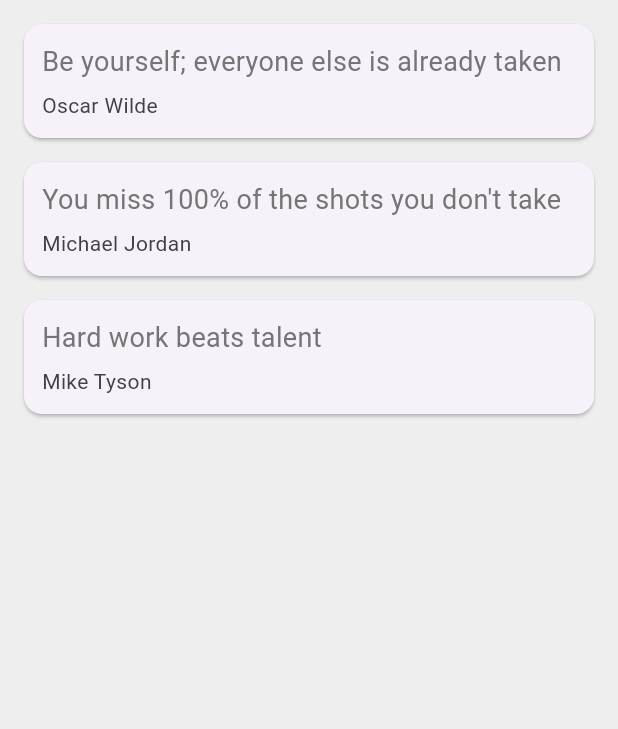
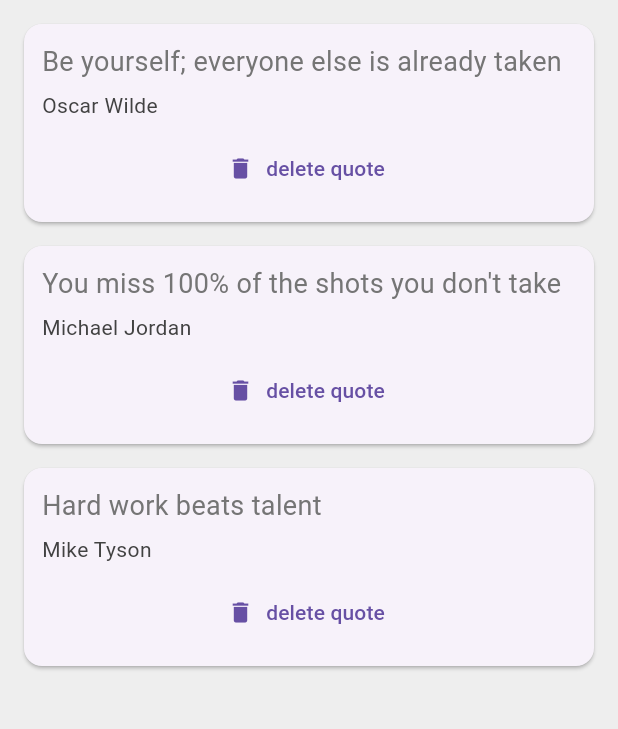
Before and after one commit to JakeG12345/quotes, a Flutter app: the screen it shows after launch, on a phone screen of 412 x 824 dp, the part 84-813 px from its top. Run offline on Flutter 3.47's test engine with Material 3 defaults, Android fonts, the phone set to English and light mode, and no system bars.

Commit message:
make quotes deletable

```diff
--- a/lib/main.dart
+++ b/lib/main.dart
@@ -36,7 +36,15 @@ class _QuoteListState extends State<QuoteList> {
           backgroundColor: Colors.redAccent,
         ),
         body: Column(
-          children: quotes.map((quote) => QuoteCard(quote: quote)).toList(),
+          children: quotes
+              .map((quote) => QuoteCard(
+                  quote: quote,
+                  delete: () {
+                    setState(() {
+                      quotes.remove(quote);
+                    });
+                  }))
+              .toList(),
         ));
   }
 }
--- a/lib/quote_card.dart
+++ b/lib/quote_card.dart
@@ -3,7 +3,8 @@ import 'quote.dart';
 
 class QuoteCard extends StatelessWidget {
   final Quote quote;
-  QuoteCard({required this.quote});
+  final Function delete;
+  QuoteCard({required this.quote, required this.delete});
 
   @override
   Widget build(BuildContext context) {
@@ -24,6 +25,14 @@ class QuoteCard extends StatelessWidget {
             Text(
               quote.author,
               style: TextStyle(fontSize: 14, color: Colors.grey[800]),
+            ),
+            SizedBox(
+              height: 8,
+            ),
+            TextButton.icon(
+              onPressed: () => delete(),
+              label: Text('delete quote'),
+              icon: Icon(Icons.delete),
             )
           ],
         ),
```
